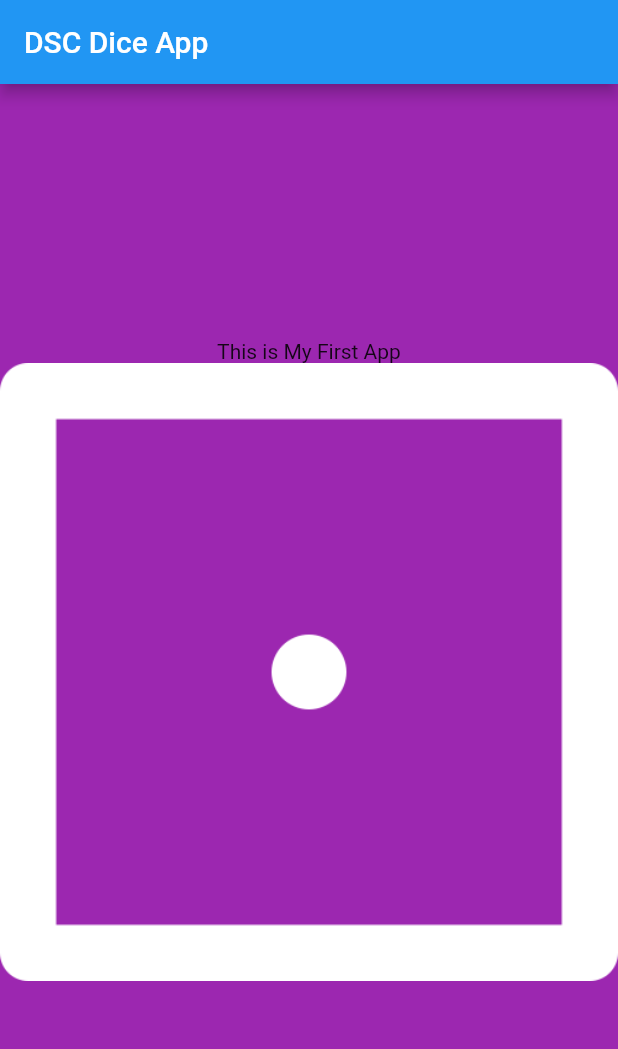
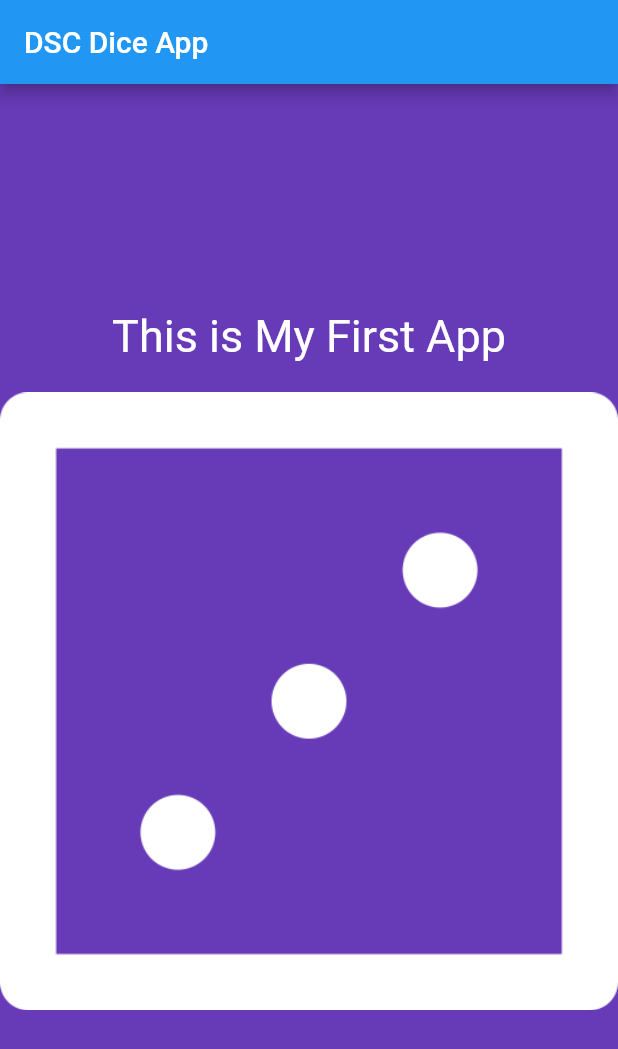
Before and after one commit to AdityaBirangal/dice_app_workshop, a Flutter app: the screen it shows after launch, on a phone screen of 412 x 824 dp. Shown: the top 1049 px of the screen. Run offline on Flutter 3.47's test engine with Material 2 defaults, Android fonts, the phone set to English and light mode, and no system bars.

Commit message:
Varible Declear

```diff
--- a/lib/main.dart
+++ b/lib/main.dart
@@ -4,7 +4,7 @@ void main() {
   return runApp(
     MaterialApp(
       home: Scaffold(
-        backgroundColor: Colors.purple,
+        backgroundColor: Colors.deepPurple,
         appBar: AppBar(
           title: Text("DSC Dice App"),
         ),
@@ -20,14 +20,19 @@ class DicePage extends StatefulWidget {
 }
 
 class _DicePageState extends State<DicePage> {
+  int MyNum = 3;
   @override
   Widget build(BuildContext context) {
     return Center(
       child: Column(
         mainAxisAlignment: MainAxisAlignment.center,
         children: <Widget>[
-          Text("This is My First App"),
-          Image.asset("images/dice1.png")
+          Text(
+            "This is My First App",
+            style: TextStyle(fontSize: 30, color: Colors.white),
+          ),
+          Container(height: 20),
+          Image.asset("images/dice$MyNum.png")
         ],
       ),
     );
```
